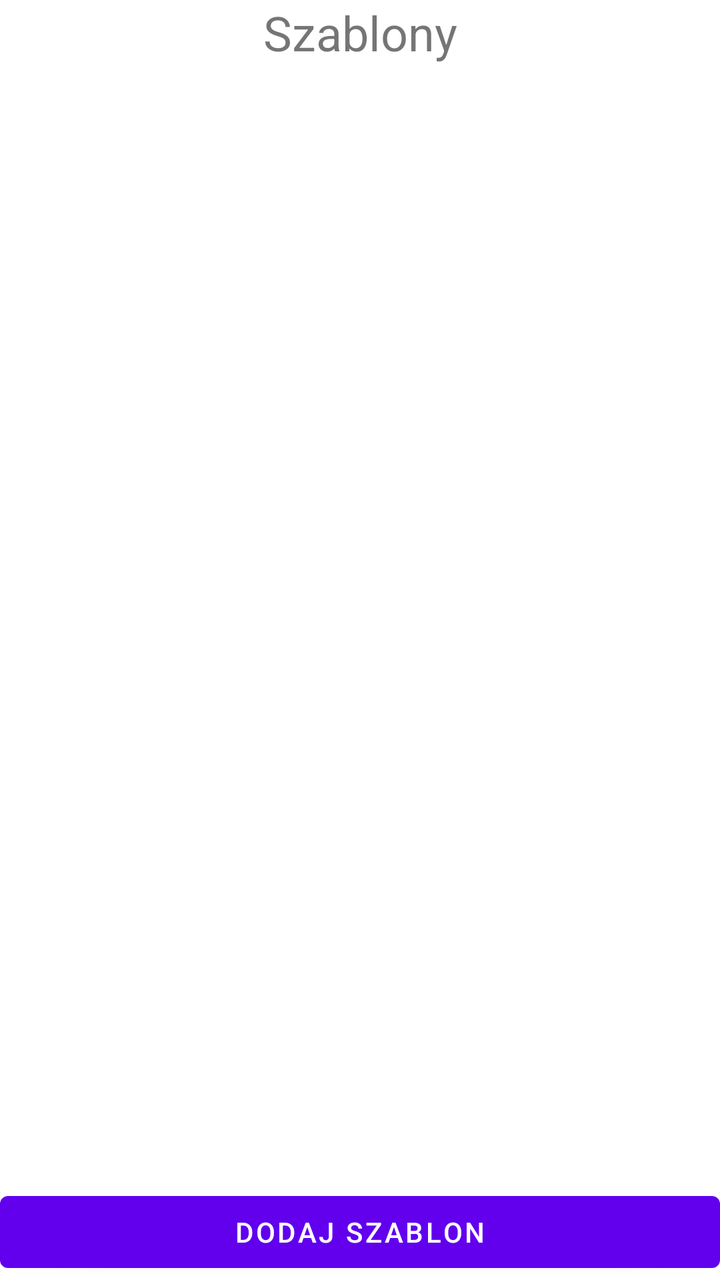
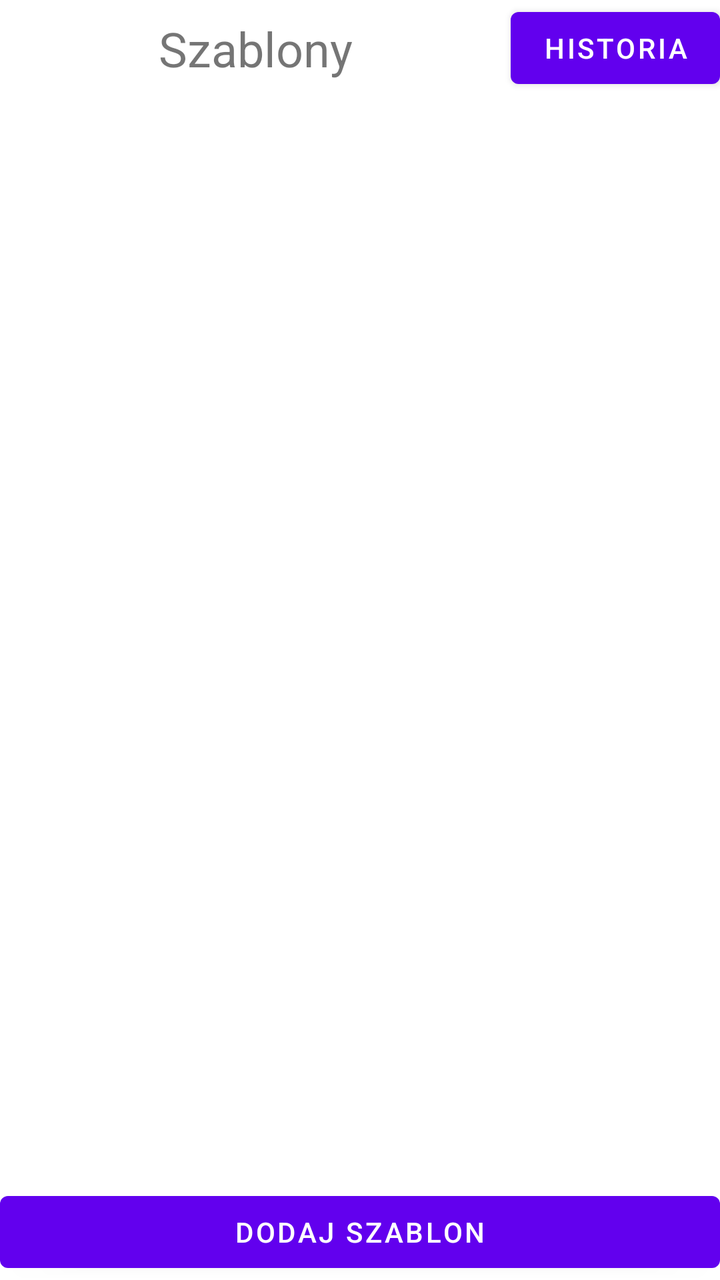

Two renders of the same Android screen: before a commit and after it. Below are the layout's source before the change and the commit's diff.
<!-- AndroidManifest.xml: application theme Theme.Reminder -->
<!-- res/layout/reminder_templates_list_activity.xml -->
<?xml version="1.0" encoding="utf-8"?>
<androidx.constraintlayout.widget.ConstraintLayout xmlns:android="http://schemas.android.com/apk/res/android"
    xmlns:app="http://schemas.android.com/apk/res-auto"
    xmlns:tools="http://schemas.android.com/tools"
    android:layout_width="match_parent"
    android:layout_height="match_parent"
    android:layout_gravity="center"
    tools:context=".ReminderTemplatesListActivity">

    <TextView
        android:id="@+id/textView"
        android:layout_width="0dp"
        android:layout_height="wrap_content"
        android:gravity="center"
        android:text="@string/main_templates_list_title"
        android:textSize="24sp"
        app:layout_constraintEnd_toEndOf="parent"
        app:layout_constraintStart_toStartOf="parent"
        app:layout_constraintTop_toTopOf="parent" />

    <androidx.recyclerview.widget.RecyclerView
        android:id="@+id/reminderTemplatesList"
        android:layout_width="0dp"
        android:layout_height="0dp"
        app:layout_constraintBottom_toTopOf="@+id/newReminderTemplateButton"
        app:layout_constraintEnd_toEndOf="parent"
        app:layout_constraintStart_toStartOf="parent"
        app:layout_constraintTop_toBottomOf="@+id/textView" />

    <Button
        android:id="@+id/newReminderTemplateButton"
        android:layout_width="0dp"
        android:layout_height="wrap_content"
        android:onClick="newTemplateButtonOnClick"
        android:text="@string/new_template_button_text"
        app:layout_constraintBottom_toBottomOf="parent"
        app:layout_constraintEnd_toEndOf="parent"
        app:layout_constraintStart_toStartOf="parent" />

</androidx.constraintlayout.widget.ConstraintLayout>
<!-- resources referenced by this layout -->
<resources>
  <string name="main_templates_list_title">Szablony</string>
  <string name="new_template_button_text">"Dodaj szablon"</string>
  <style name="Theme.Reminder" parent="Theme.MaterialComponents.Light.DarkActionBar">
          
          <item name="colorPrimary">@color/purple_500</item>
          <item name="colorPrimaryVariant">@color/purple_700</item>
          <item name="colorOnPrimary">@color/white</item>
          
          <item name="colorSecondary">@color/teal_200</item>
          <item name="colorSecondaryVariant">@color/teal_700</item>
          <item name="colorOnSecondary">@color/black</item>
          
          <item name="android:statusBarColor">?attr/colorPrimaryVariant</item>
          <item name="android:windowOptOutEdgeToEdgeEnforcement" tools:targetApi="35">true</item>
          
      </style>
  <color name="purple_500">#FF6200EE</color>
  <color name="purple_700">#FF3700B3</color>
  <color name="white">#FFFFFFFF</color>
  <color name="teal_200">#FF03DAC5</color>
  <color name="teal_700">#FF018786</color>
  <color name="black">#FF000000</color>
</resources>

<!-- the commit's change to res/layout/reminder_templates_list_activity.xml (unified diff, before → after) -->
@@ -6,26 +6,6 @@
     android:layout_height="match_parent"
     android:layout_gravity="center"
     tools:context=".ReminderTemplatesListActivity">
-
-    <TextView
-        android:id="@+id/textView"
-        android:layout_width="0dp"
-        android:layout_height="wrap_content"
-        android:gravity="center"
-        android:text="@string/main_templates_list_title"
-        android:textSize="24sp"
-        app:layout_constraintEnd_toEndOf="parent"
-        app:layout_constraintStart_toStartOf="parent"
-        app:layout_constraintTop_toTopOf="parent" />
-
-    <androidx.recyclerview.widget.RecyclerView
-        android:id="@+id/reminderTemplatesList"
-        android:layout_width="0dp"
-        android:layout_height="0dp"
-        app:layout_constraintBottom_toTopOf="@+id/newReminderTemplateButton"
-        app:layout_constraintEnd_toEndOf="parent"
-        app:layout_constraintStart_toStartOf="parent"
-        app:layout_constraintTop_toBottomOf="@+id/textView" />
 
     <Button
         android:id="@+id/newReminderTemplateButton"
@@ -37,4 +17,46 @@
         app:layout_constraintEnd_toEndOf="parent"
         app:layout_constraintStart_toStartOf="parent" />
 
+    <androidx.constraintlayout.widget.ConstraintLayout
+        android:id="@+id/linearLayout3"
+        android:layout_width="0dp"
+        android:layout_height="wrap_content"
+        app:layout_constraintEnd_toEndOf="parent"
+        app:layout_constraintStart_toStartOf="parent"
+        app:layout_constraintTop_toTopOf="parent">
+
+        <TextView
+            android:id="@+id/textView"
+            android:layout_width="0dp"
+            android:layout_height="wrap_content"
+            android:gravity="center"
+            android:text="@string/main_templates_list_title"
+            android:textSize="24sp"
+            app:layout_constraintBottom_toBottomOf="parent"
+            app:layout_constraintEnd_toStartOf="@+id/log_view_button"
+            app:layout_constraintStart_toStartOf="parent"
+            app:layout_constraintTop_toTopOf="parent" />
+
+        <Button
+            android:id="@+id/log_view_button"
+            android:layout_width="wrap_content"
+            android:layout_height="wrap_content"
+            android:onClick="logViewButtonOnClick"
+            android:text="@string/logs_title"
+            app:layout_constraintBottom_toBottomOf="parent"
+            app:layout_constraintEnd_toEndOf="parent"
+            app:layout_constraintTop_toTopOf="parent" />
+    </androidx.constraintlayout.widget.ConstraintLayout>
+
+    <androidx.recyclerview.widget.RecyclerView
+        android:id="@+id/reminderTemplatesList"
+        android:layout_width="0dp"
+        android:layout_height="0dp"
+        app:layout_constraintBottom_toTopOf="@+id/newReminderTemplateButton"
+        app:layout_constraintEnd_toEndOf="parent"
+        app:layout_constraintStart_toStartOf="parent"
+        app:layout_constraintTop_toBottomOf="@+id/linearLayout3">
+
+    </androidx.recyclerview.widget.RecyclerView>
+
 </androidx.constraintlayout.widget.ConstraintLayout>
<!-- resource entries referenced after the edit -->
@@ -1,5 +1,6 @@
 <!-- resources referenced by this layout -->
 <resources>
+  <string name="logs_title">Historia</string>
   <string name="main_templates_list_title">Szablony</string>
   <string name="new_template_button_text">"Dodaj szablon"</string>
   <style name="Theme.Reminder" parent="Theme.MaterialComponents.Light.DarkActionBar">
